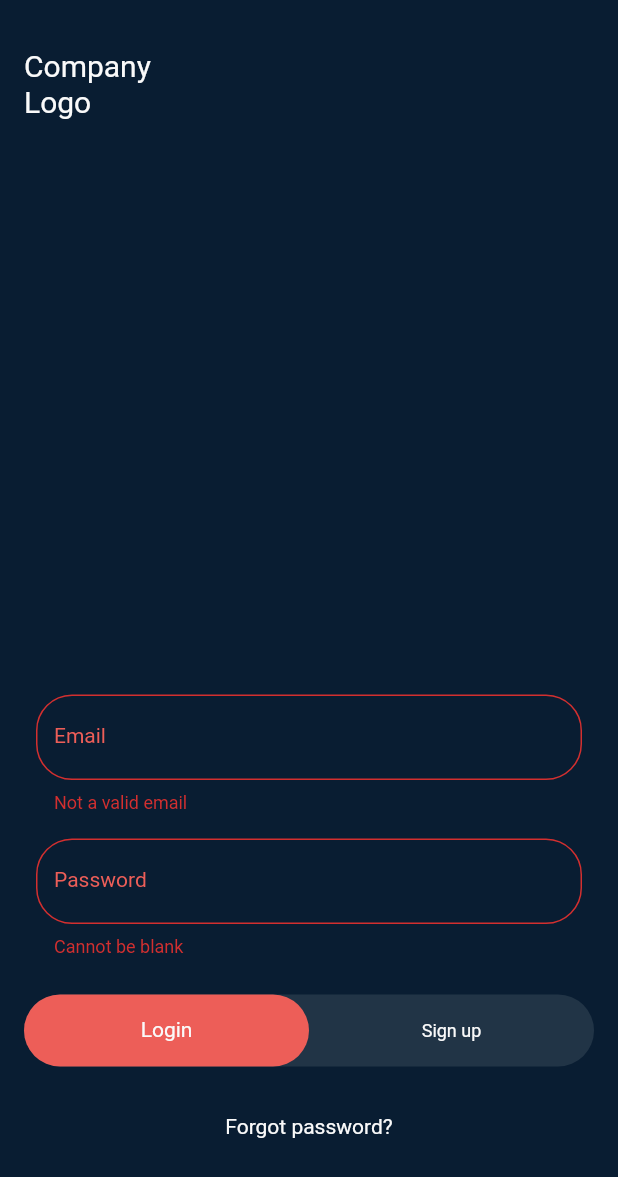
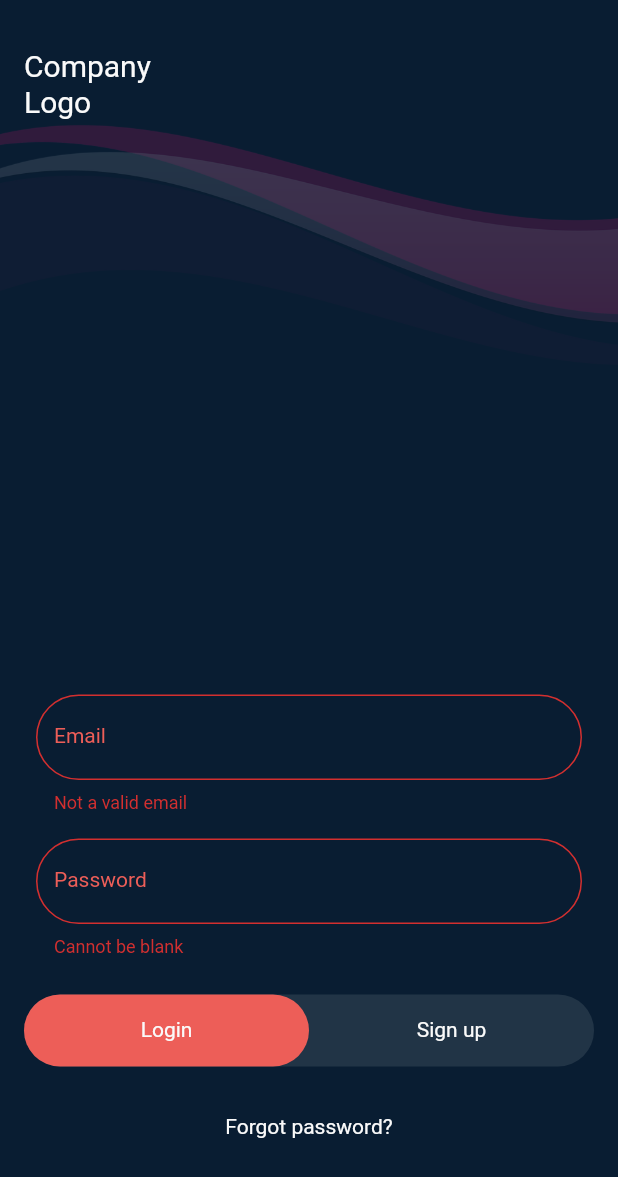
Before and after one commit to Pomis/viveo-task, a Flutter app: the screen it shows after launch, after a tap on "Login", on a phone screen of 412 x 824 dp. Shown: the top 1177 px of the screen. Run offline on Flutter 3.47's test engine with Material 2 defaults, Android fonts, the light colour scheme and no system bars; our stand-ins replace flutter_mobx, mobx; missing offline and left inert: validators2; generated files the repository leaves out were written again.

Commit message:
added mocked interactions

```diff
--- a/lib/common/themes/colors.dart
+++ b/lib/common/themes/colors.dart
@@ -1,8 +1,8 @@
 import 'package:flutter/rendering.dart';
 
-Color colorDarkViolet = Color(0xFF091D32);
-Color colorPink = Color(0xFFED5E58);
-Color colorDarkPink = Color(0xFF99454A);
-Color colorWhite = Color(0xFFFAFAFA);
-Color colorDisabled = Color(0x7799454A);
-Color colorDarkBlue = Color(0xFF213446);
+const Color colorDarkViolet = Color(0xFF091D32);
+const Color colorPink = Color(0xFFED5E58);
+const Color colorDarkPink = Color(0xFF99454A);
+const Color colorWhite = Color(0xFFFAFAFA);
+const Color colorDisabled = Color(0x7799454A);
+const Color colorDarkBlue = Color(0xFF213446);
--- a/lib/common/themes/dimens.dart
+++ b/lib/common/themes/dimens.dart
@@ -2,8 +2,10 @@ import 'package:flutter/material.dart';
 
 class Dimens {
   static const double buttonHeight = 48;
+  static const double iconSize = 24;
   static const double textFieldHeight = 96;
   static const EdgeInsets screenPadding =
       EdgeInsets.symmetric(vertical: 32, horizontal: 16);
   static final BorderRadius borderRadius = BorderRadius.circular(24);
+  static final BorderRadius textFieldBorderRadius = BorderRadius.circular(32);
 }
--- a/lib/common/themes/text_styles.dart
+++ b/lib/common/themes/text_styles.dart
@@ -2,25 +2,25 @@ import 'package:flutter/material.dart';
 import 'package:viveo_task/common/themes/colors.dart';
 
 class TextStyles {
-  static TextStyle logo = TextStyle(
+  static const TextStyle logo = TextStyle(
     color: colorWhite,
     height: 1.2,
     fontSize: 20,
   );
 
-  static TextStyle action = TextStyle(
+  static const TextStyle action = TextStyle(
     color: colorWhite,
     height: 1.2,
     fontSize: 14,
   );
 
-  static TextStyle disabledAction = TextStyle(
+  static const TextStyle disabledAction = TextStyle(
     color: colorWhite,
     height: 1.2,
     fontSize: 12,
   );
 
-  static TextStyle input = TextStyle(
+  static const TextStyle input = TextStyle(
     color: colorPink,
     height: 1.2,
     fontSize: 14,
--- a/lib/common/widgets/base_screen.dart
+++ b/lib/common/widgets/base_screen.dart
@@ -18,14 +18,23 @@ class BaseScreen extends StatelessWidget {
           primaryColor: colorPink,
           primaryColorDark: colorDarkPink,
           backgroundColor: colorDarkViolet,
+          accentColor: colorWhite,
           hintColor: colorPink,
         ),
         child: Scaffold(
           backgroundColor: colorDarkViolet,
           body: SafeArea(
-            child: Padding(
-              padding: Dimens.screenPadding,
-              child: child,
+            child: Stack(
+              children: [
+                Opacity(
+                  opacity: 0.3,
+                  child: Image.asset('assets/images/waves.png'),
+                ),
+                Padding(
+                  padding: Dimens.screenPadding,
+                  child: child,
+                ),
+              ],
             ),
           ),
         ),
--- a/lib/common/widgets/edit_text.dart
+++ b/lib/common/widgets/edit_text.dart
@@ -10,6 +10,7 @@ class EditText extends StatefulWidget {
   final String? label;
   final String? hintText;
   final bool isObscure;
+  final bool enabled;
 
   EditText({
     this.onChanged,
@@ -17,6 +18,7 @@ class EditText extends StatefulWidget {
     this.label,
     this.hintText,
     this.isObscure = false,
+    this.enabled = true,
   });
 
   @override
@@ -31,22 +33,21 @@ class _EditTextState extends State<EditText> {
       child: TextField(
         onChanged: widget.onChanged,
         style: TextStyles.input,
+        enabled: widget.enabled,
+        obscureText: widget.isObscure,
         decoration: InputDecoration(
           hintStyle: TextStyles.input,
           labelStyle: TextStyles.input,
           counterStyle: TextStyles.input,
           focusColor: colorPink,
           enabledBorder: OutlineInputBorder(
-              borderRadius: Dimens.borderRadius,
+              borderRadius: Dimens.textFieldBorderRadius,
               borderSide: BorderSide(color: colorPink)),
           focusedBorder: OutlineInputBorder(
-              borderRadius: Dimens.borderRadius,
-              borderSide: BorderSide(color: colorPink)),
-          disabledBorder: OutlineInputBorder(
-              borderRadius: Dimens.borderRadius,
-              borderSide: BorderSide(color: colorPink)),
+              borderRadius: Dimens.textFieldBorderRadius,
+              borderSide: BorderSide(color: colorPink, width: 3)),
           border: OutlineInputBorder(
-              borderRadius: Dimens.borderRadius,
+              borderRadius: Dimens.textFieldBorderRadius,
               borderSide: BorderSide(color: colorPink)),
           labelText: widget.label,
           hintText: widget.hintText,
--- /dev/null
+++ b/lib/common/widgets/scroll_keyboard_closer.dart
@@ -0,0 +1,20 @@
+import 'package:flutter/widgets.dart';
+
+class ScrollKeyboardCloser extends StatelessWidget {
+  final Widget child;
+
+  ScrollKeyboardCloser({required this.child});
+
+  @override
+  Widget build(BuildContext context) {
+    return NotificationListener<ScrollNotification>(
+      onNotification: (scrollNotification) {
+        if (scrollNotification is UserScrollNotification) {
+          FocusScope.of(context).unfocus();
+        }
+        return false;
+      },
+      child: child,
+    );
+  }
+}
--- a/lib/common/widgets/scrollable_footer.dart
+++ b/lib/common/widgets/scrollable_footer.dart
@@ -1,4 +1,5 @@
 import 'package:flutter/material.dart';
+import 'package:viveo_task/common/widgets/scroll_keyboard_closer.dart';
 
 class ScrollableFlex extends StatelessWidget {
   final List<Widget> children;
@@ -30,24 +31,3 @@ class ScrollableFlex extends StatelessWidget {
     });
   }
 }
-
-
-class ScrollKeyboardCloser extends StatelessWidget {
-  final Widget child;
-
-  ScrollKeyboardCloser({required this.child});
-
-  @override
-  Widget build(BuildContext context) {
-    return NotificationListener<ScrollNotification>(
-      onNotification: (scrollNotification) {
-        if (scrollNotification is UserScrollNotification) {
-          // close keyboard
-          FocusScope.of(context).unfocus();
-        }
-        return false;
-      },
-      child: child,
-    );
-  }
-}
--- a/lib/common/widgets/worm_button.dart
+++ b/lib/common/widgets/worm_button.dart
@@ -7,25 +7,21 @@ import 'package:viveo_task/common/themes/text_styles.dart';
 class WormButton extends StatefulWidget {
   final List<WormItem> items;
   final Function(int)? onIndexChanged;
+  final int selectedTab;
+  final inProgress;
 
-  WormButton({required this.items, this.onIndexChanged});
+  WormButton({
+    required this.items,
+    this.onIndexChanged,
+    this.selectedTab = 0,
+    this.inProgress = false,
+  });
 
   @override
   _WormButtonState createState() => _WormButtonState();
 }
 
 class _WormButtonState extends State<WormButton> {
-  WormItem? selectedItem;
-
-  @override
-  void initState() {
-    super.initState();
-    if (widget.items.isNotEmpty) {
-      setState(() {
-        selectedItem = widget.items[0];
-      });
-    }
-  }
 
   @override
   Widget build(BuildContext context) {
@@ -55,32 +51,54 @@ class _WormButtonState extends State<WormButton> {
             splashColor: _getSplashColor(item),
             focusColor: _getSplashColor(item),
             highlightColor: _getSplashColor(item),
-            onTap: () {
-              if (item == selectedItem && item.enabled) {
-                item.onTap();
-              } else {
-                widget.onIndexChanged?.call(widget.items.indexOf(item));
-                setState(() {
-                  selectedItem = item;
-                });
-              }
-            },
-            child: Center(
-              child: Text(
-                item.title,
-                style: item == selectedItem
-                    ? TextStyles.action
-                    : TextStyles.disabledAction,
-              ),
-            ),
+            onTap: widget.inProgress
+                ? null
+                : () {
+                    if (_isSelected(item) && item.enabled) {
+                      item.onTap();
+                    } else {
+                      widget.onIndexChanged?.call(widget.items.indexOf(item));
+                    }
+                  },
+            child: _isSelected(item)
+                ? _selectedContent(item)
+                : _unselectedContent(item),
           ),
         ),
       ),
     );
   }
 
+  Widget _selectedContent(WormItem item) {
+    if (widget.inProgress) {
+      return Center(
+        child: Container(
+          height: Dimens.iconSize,
+          width: Dimens.iconSize,
+          child: CircularProgressIndicator(),
+        ),
+      );
+    } else {
+      return Center(
+        child: Text(
+          item.title,
+          style: TextStyles.action,
+        ),
+      );
+    }
+  }
+
+  Widget _unselectedContent(WormItem item) {
+    return Center(
+      child: Text(
+        item.title,
+        style: TextStyles.action,
+      ),
+    );
+  }
+
   Color? _getColor(WormItem item) {
-    if (item == selectedItem) {
+    if (_isSelected(item)) {
       if (item.enabled) {
         return colorPink;
       } else {
@@ -92,7 +110,7 @@ class _WormButtonState extends State<WormButton> {
   }
 
   Color? _getSplashColor(WormItem item) {
-    if (item == selectedItem) {
+    if (_isSelected(item)) {
       if (item.enabled) {
         return colorDarkPink;
       } else {
@@ -102,6 +120,9 @@ class _WormButtonState extends State<WormButton> {
       return colorDarkPink;
     }
   }
+
+  bool _isSelected(WormItem item) => widget.items[widget.selectedTab] == item;
+
 }
 
 class WormItem {
--- /dev/null
+++ b/lib/features/home/navigator/home_navigator.dart
@@ -0,0 +1,16 @@
+import 'package:flutter/cupertino.dart';
+import 'package:flutter/material.dart';
+import 'package:viveo_task/features/home/widgets/home_screen.dart';
+
+class HomeNavigator {
+  static Future<void> openHome(BuildContext context) {
+    return Navigator.pushReplacement(
+      context,
+      MaterialPageRoute(
+        builder: (context) {
+          return HomeScreen();
+        },
+      ),
+    );
+  }
+}
--- /dev/null
+++ b/lib/features/home/widgets/home_screen.dart
@@ -0,0 +1,22 @@
+import 'package:flutter/widgets.dart';
+import 'package:viveo_task/common/themes/text_styles.dart';
+import 'package:viveo_task/common/widgets/base_screen.dart';
+
+class HomeScreen extends StatefulWidget {
+  @override
+  _HomeScreenState createState() => _HomeScreenState();
+}
+
+class _HomeScreenState extends State<HomeScreen> {
+  @override
+  Widget build(BuildContext context) {
+    return BaseScreen(
+      child: const Center(
+        child: Text(
+          "Home screen",
+          style: TextStyles.logo,
+        ),
+      ),
+    );
+  }
+}
--- a/lib/features/login/stores/login_store.dart
+++ b/lib/features/login/stores/login_store.dart
@@ -1,3 +1,4 @@
+import 'package:flutter/cupertino.dart';
 import 'package:mobx/mobx.dart';
 import 'package:validators2/validators.dart';
 
@@ -8,6 +9,8 @@ class LoginStore = _LoginStore with _$LoginStore;
 abstract class _LoginStore with Store {
   final FormErrorState error = FormErrorState();
 
+  late VoidCallback onLoginSuccess;
+
   @observable
   String email = '';
 
@@ -15,10 +18,7 @@ abstract class _LoginStore with Store {
   String password = '';
 
   @observable
-  ObservableFuture<bool> usernameCheck = ObservableFuture.value(true);
-
-  @computed
-  bool get isUserCheckPending => usernameCheck.status == FutureStatus.pending;
+  bool inProgress = false;
 
   @computed
   bool get canLogin => !error.hasErrors;
@@ -48,9 +48,15 @@ abstract class _LoginStore with Store {
     }
   }
 
-  void validateAll() {
+  Future<void> tryLogin() async {
     validatePassword(password);
     validateEmail(email);
+    if (canLogin) {
+      inProgress = true;
+      await Future.delayed(const Duration(seconds: 2));
+      inProgress = false;
+      onLoginSuccess();
+    }
   }
 }
 
--- a/lib/features/login/widgets/login_form.dart
+++ b/lib/features/login/widgets/login_form.dart
@@ -1,7 +1,6 @@
 import 'package:flutter/material.dart';
 import 'package:flutter/widgets.dart';
 import 'package:flutter_mobx/flutter_mobx.dart';
-import 'package:viveo_task/common/themes/dimens.dart';
 import 'package:viveo_task/common/widgets/edit_text.dart';
 import 'package:viveo_task/features/login/stores/login_store.dart';
 
@@ -44,6 +43,7 @@ class _LoginFormState extends State<LoginForm> {
                   onChanged: (value) => widget.store.password = value,
                   label: 'Password',
                   hintText: 'Set a password',
+                  isObscure: true,
                   errorText: widget.store.error.password,
                 );
               },
--- a/lib/features/start/stores/start_store.dart
+++ b/lib/features/start/stores/start_store.dart
@@ -1,5 +1,4 @@
 import 'package:mobx/mobx.dart';
-import 'package:validators2/validators.dart';
 
 part 'start_store.g.dart';
 
--- a/lib/features/start/widgets/start_page.dart
+++ b/lib/features/start/widgets/start_page.dart
@@ -1,7 +1,6 @@
 import 'package:flutter/material.dart';
 import 'package:flutter/widgets.dart';
 import 'package:flutter_mobx/flutter_mobx.dart';
-import 'package:mobx/mobx.dart';
 import 'package:viveo_task/common/themes/dimens.dart';
 import 'package:viveo_task/common/themes/text_styles.dart';
 import 'package:viveo_task/common/widgets/base_screen.dart';
@@ -9,6 +8,7 @@ import 'package:viveo_task/common/widgets/company_logo.dart';
 import 'package:viveo_task/common/widgets/indexed_container.dart';
 import 'package:viveo_task/common/widgets/scrollable_footer.dart';
 import 'package:viveo_task/common/widgets/worm_button.dart';
+import 'package:viveo_task/features/home/navigator/home_navigator.dart';
 import 'package:viveo_task/features/login/stores/login_store.dart';
 import 'package:viveo_task/features/login/widgets/login_form.dart';
 import 'package:viveo_task/features/signup/widgets/signup_form.dart';
@@ -24,6 +24,12 @@ class _StartPageState extends State<StartPage> {
   LoginStore _loginStore = LoginStore();
 
   @override
+  void initState() {
+    super.initState();
+    _loginStore.onLoginSuccess = () => HomeNavigator.openHome(context);
+  }
+
+  @override
   Widget build(BuildContext context) {
     return BaseScreen(
       child: ScrollableFlex(
@@ -31,27 +37,14 @@ class _StartPageState extends State<StartPage> {
           CompanyLogo(),
           const Spacer(),
           _content(),
-          WormButton(
-            onIndexChanged: _startStore.changeTabIndex,
-            items: [
-              WormItem(
-                title: "Login",
-                onTap: _loginStore.validateAll,
-              ),
-              WormItem(
-                title: "Sign up",
-                onTap: () {},
-                enabled: false,
-              )
-            ],
-          ),
+          _workButtons(),
           Padding(
             padding: Dimens.screenPadding,
             child: Center(
                 child: Text(
-                  "Forgot password?",
-                  style: TextStyles.action,
-                )),
+              "Forgot password?",
+              style: TextStyles.action,
+            )),
           ),
         ],
       ),
@@ -75,4 +68,27 @@ class _StartPageState extends State<StartPage> {
       ],
     );
   }
+
+  Widget _workButtons() {
+    return Observer(
+      builder: (context) {
+        return WormButton(
+          inProgress: _loginStore.inProgress,
+          onIndexChanged: _startStore.changeTabIndex,
+          selectedTab: _startStore.tabIndex,
+          items: [
+            WormItem(
+              title: "Login",
+              onTap: _loginStore.tryLogin,
+            ),
+            WormItem(
+              title: "Sign up",
+              onTap: () {},
+              enabled: false,
+            )
+          ],
+        );
+      },
+    );
+  }
 }
--- a/pubspec.yaml
+++ b/pubspec.yaml
@@ -50,8 +50,8 @@ flutter:
   uses-material-design: true
 
   # To add assets to your application, add an assets section, like this:
-  # assets:
-  #   - images/a_dot_burr.jpeg
+  assets:
+    - assets/images/
   #   - images/a_dot_ham.jpeg
 
   # An image asset can refer to one or more resolution-specific "variants", see
```
Also changed, not shown: assets/images/waves.png (added), lib/features/login/stores/login_store.g.dart.
